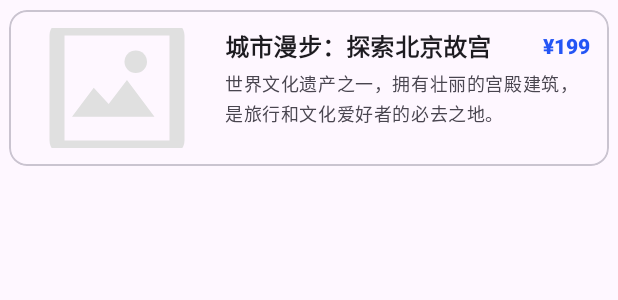
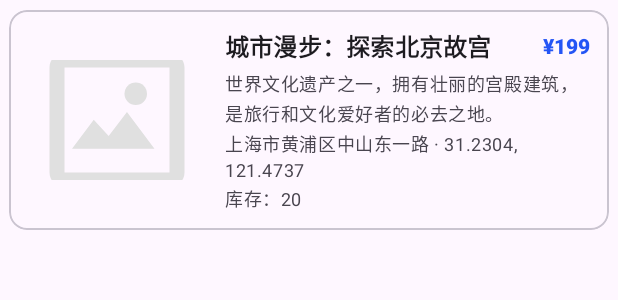
Before and after one commit to Justtyn/TravelMap, an Android app: the layout item_feed_card.xml on its own in the app's theme, with its tools: preview values and no code run, on a phone screen of 412 x 824 dp. Shown: the top 300 px of the screen. Run offline under Robolectric (Android 15) with nearby library versions, the phone set to English and light mode, and no system bars; network calls fail.

Commit message:
优化主页三个 fragment

```diff
--- a/Android/app/src/main/res/layout/item_feed_card.xml
+++ b/Android/app/src/main/res/layout/item_feed_card.xml
@@ -72,6 +72,30 @@
                 android:maxLines="2"
                 android:textColor="?attr/colorOnSurfaceVariant"
                 tools:text="世界文化遗产之一，拥有壮丽的宫殿建筑，是旅行和文化爱好者的必去之地。" />
+
+            <TextView
+                android:id="@+id/tvMeta"
+                style="@style/TextAppearance.Material3.BodySmall"
+                android:layout_width="wrap_content"
+                android:layout_height="wrap_content"
+                android:layout_marginTop="2dp"
+                android:ellipsize="end"
+                android:maxLines="2"
+                android:textColor="?attr/colorOnSurfaceVariant"
+                android:visibility="gone"
+                tools:text="上海市黄浦区中山东一路 · 31.2304, 121.4737"
+                tools:visibility="visible" />
+
+            <TextView
+                android:id="@+id/tvStock"
+                style="@style/TextAppearance.Material3.BodySmall"
+                android:layout_width="wrap_content"
+                android:layout_height="wrap_content"
+                android:layout_marginTop="2dp"
+                android:textColor="?attr/colorOnSurfaceVariant"
+                android:visibility="gone"
+                tools:text="库存：20"
+                tools:visibility="visible" />
         </LinearLayout>
     </LinearLayout>
 
--- a/Android/app/src/main/res/values/strings.xml
+++ b/Android/app/src/main/res/values/strings.xml
@@ -70,6 +70,7 @@
     <string name="feed_banner_subtitle_home">发现热门景点与城市故事</string>
     <string name="feed_banner_subtitle_mall">挑选门票、文创与特色体验</string>
     <string name="feed_banner_subtitle_booking">酒店与住宿一站式安排</string>
+    <string name="feed_stock_label">库存：%1$d</string>
     <string name="title_user_info">个人资料</string>
     <string name="user_info_username">账号</string>
     <string name="user_info_nickname">昵称</string>
```
Also changed, not shown: Android/app/src/main/java/com/justyn/travelmap/data/remote/TravelRepository.java (+22 -2 lines), Android/app/src/main/java/com/justyn/travelmap/data/remote/UserCenterRepository.java (+17 -2 lines), Android/app/src/main/java/com/justyn/travelmap/model/FeedItem.java (+35 -2 lines), Android/app/src/main/java/com/justyn/travelmap/ui/feed/FeedAdapter.java (+37 -0 lines), 1 other file.
